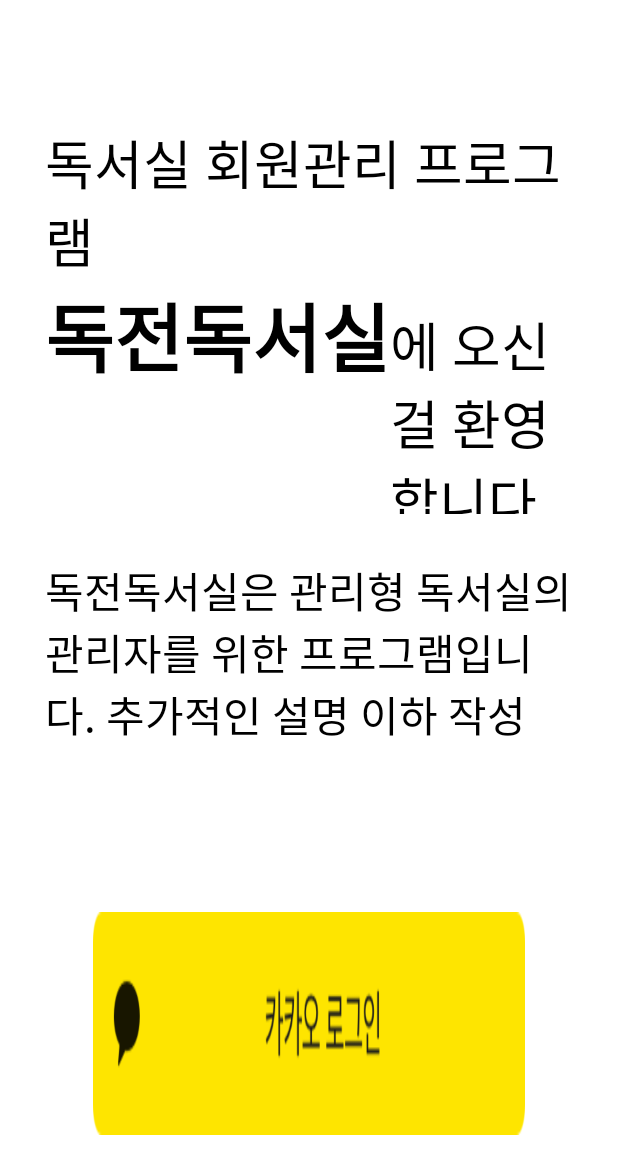
After one commit to tmdrl980430/Admin-Study-Cafe, an Android app: the layout activity_login.xml on its own in the app's theme, with its tools: preview values and no code run, on a phone screen of 412 x 824 dp. The commit adds this screen. Shown: the top 1174 px of the screen. Run offline under Robolectric (Android 15) with nearby library versions, the phone set to English and light mode, and no system bars.

Commit message:
Add login service template

```diff
--- a/app/build.gradle
+++ b/app/build.gradle
@@ -2,7 +2,6 @@
     id 'com.android.application'
     id 'kotlin-android'
     id 'kotlin-android-extensions'
-    id 'kotlin-kapt'
 }
 
 android {
@@ -65,8 +64,4 @@
     //glide
     implementation 'com.github.bumptech.glide:glide:4.11.0'
 
-    // ROOM Database
-    def room_version = "2.2.6"
-    implementation "androidx.room:room-runtime:$room_version"
-    kapt "androidx.room:room-compiler:$room_version"
 }
--- a/app/src/main/AndroidManifest.xml
+++ b/app/src/main/AndroidManifest.xml
@@ -11,13 +11,16 @@
         android:roundIcon="@mipmap/ic_launcher_round"
         android:supportsRtl="true"
         android:theme="@style/Theme.StudyCafe">
-        <activity android:name=".src.main.MainActivity">
+        <activity android:name=".src.login.LoginActivity"
+            android:screenOrientation="landscape">
             <intent-filter>
                 <action android:name="android.intent.action.MAIN" />
 
                 <category android:name="android.intent.category.LAUNCHER" />
             </intent-filter>
         </activity>
+        <activity android:name=".src.main.MainActivity"
+            android:screenOrientation="landscape"/>
     </application>
 
 </manifest>
--- /dev/null
+++ b/app/src/main/java/com/example/studycafe/src/login/LoginActivity.kt
@@ -0,0 +1,19 @@
+package com.example.studycafe.src.login
+
+import android.graphics.Color
+import android.os.Bundle
+import android.view.View
+import com.example.studycafe.config.BaseActivity
+import com.example.studycafe.databinding.ActivityLoginBinding
+
+class LoginActivity : BaseActivity<ActivityLoginBinding>(ActivityLoginBinding::inflate){
+
+    override fun onCreate(savedInstanceState: Bundle?) {
+        super.onCreate(savedInstanceState)
+
+        this.window?.apply {
+            this.statusBarColor = Color.WHITE
+            decorView.systemUiVisibility = View.SYSTEM_UI_FLAG_LIGHT_STATUS_BAR
+        }
+    }
+}
--- a/app/src/main/java/com/example/studycafe/src/main/info/db/InfoDAO.kt
+++ /dev/null
@@ -1,4 +0,0 @@
-package com.example.studycafe.src.main.info.db
-
-interface InfoDAO {
-}
--- a/app/src/main/java/com/example/studycafe/src/main/info/db/InfoDatabase.kt
+++ /dev/null
@@ -1,7 +0,0 @@
-package com.example.studycafe.src.main.info.db
-
-import androidx.room.RoomDatabase
-
-abstract class InfoDatabase : RoomDatabase() {
-    abstract fun infoDao() : InfoDAO
-}
--- /dev/null
+++ b/app/src/main/res/layout/activity_login.xml
@@ -0,0 +1,69 @@
+<?xml version="1.0" encoding="utf-8"?>
+<androidx.constraintlayout.widget.ConstraintLayout
+    xmlns:android="http://schemas.android.com/apk/res/android"
+    xmlns:app="http://schemas.android.com/apk/res-auto"
+    android:layout_width="match_parent"
+    android:layout_height="match_parent">
+
+    <LinearLayout
+        android:padding="30dp"
+        android:layout_width="wrap_content"
+        android:layout_height="wrap_content"
+        android:orientation="vertical"
+        app:layout_constraintBottom_toBottomOf="parent"
+        app:layout_constraintEnd_toEndOf="parent"
+        app:layout_constraintStart_toStartOf="parent"
+        app:layout_constraintTop_toTopOf="parent"
+        app:layout_constraintVertical_bias="0.15"
+        app:layout_constraintHorizontal_bias="0.15">
+
+        <TextView
+            android:layout_width="wrap_content"
+            android:layout_height="wrap_content"
+            android:text="@string/login_title_top_info"
+            android:textColor="@color/black"
+            android:textSize="35sp"/>
+
+        <LinearLayout
+            android:layout_width="wrap_content"
+            android:layout_height="wrap_content"
+            android:orientation="horizontal">
+
+            <TextView
+                android:layout_width="wrap_content"
+                android:layout_height="wrap_content"
+                android:text="@string/app_name"
+                android:textColor="@color/black"
+                android:textSize="50sp"
+                android:textStyle="bold" />
+
+            <TextView
+                android:layout_width="wrap_content"
+                android:layout_height="wrap_content"
+                android:text="@string/login_title_second_info"
+                android:textSize="35sp"
+                android:textColor="@color/black"/>
+
+        </LinearLayout>
+
+        <TextView
+            android:layout_marginTop="30dp"
+            android:layout_width="wrap_content"
+            android:layout_height="wrap_content"
+            android:text="@string/login_sub_title_info"
+            android:textColor="@color/black"
+            android:textSize="28sp"/>
+    </LinearLayout>
+
+    <ImageView
+        android:layout_width="0dp"
+        android:layout_height="0dp"
+        app:layout_constraintWidth_percent="0.7"
+        app:layout_constraintHeight_percent="0.18"
+        android:background="@drawable/kakao_login_large_wide"
+        app:layout_constraintBottom_toBottomOf="parent"
+        app:layout_constraintEnd_toEndOf="parent"
+        app:layout_constraintStart_toStartOf="parent"
+        app:layout_constraintTop_toTopOf="parent"
+        app:layout_constraintVertical_bias="0.9"/>
+</androidx.constraintlayout.widget.ConstraintLayout>
--- a/app/src/main/res/values/strings.xml
+++ b/app/src/main/res/values/strings.xml
@@ -1,10 +1,16 @@
 <resources>
-    <string name="app_name">StudyCafe</string>
+    <string name="app_name">독전독서실</string>
 
     <!-- Naming Rules -->
     <!-- 도메인명_컴포넌트함축어_용도(=목적) -->
 
     <!-- Common -->
+
+    <!-- Login -->
+    <string name="login_title_top_info">독서실 회원관리 프로그램</string>
+    <string name="login_title_second_info">에 오신걸 환영합니다.</string>
+    <string name="login_sub_title_info">독전독서실은 "관리형" 독서실의 관리자를 위한 프로그램입니다. 추가적인 설명 이하 작성</string>
+
 
     <!-- Main -->
     <string name="main_btm_nav_home_title">홈</string>
@@ -15,7 +21,4 @@
 
 
     <!-- MyPage -->
-
-
-
 </resources>
```
Also changed, not shown: app/src/main/res/drawable/kakao_login_large_wide.png (added).
